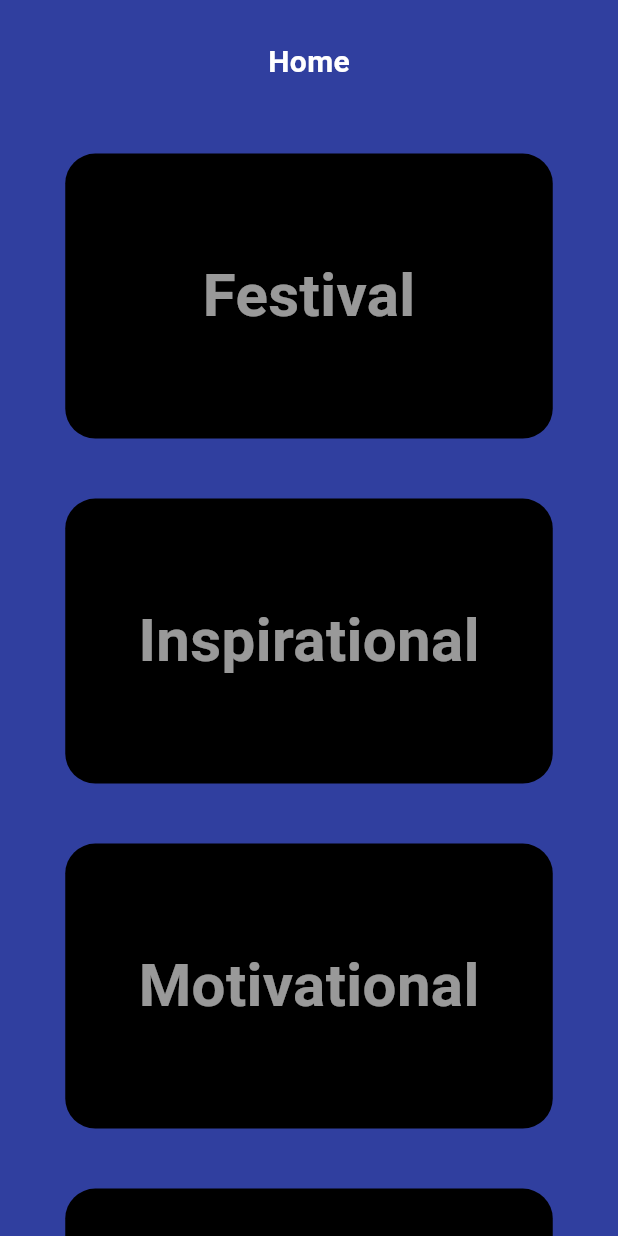
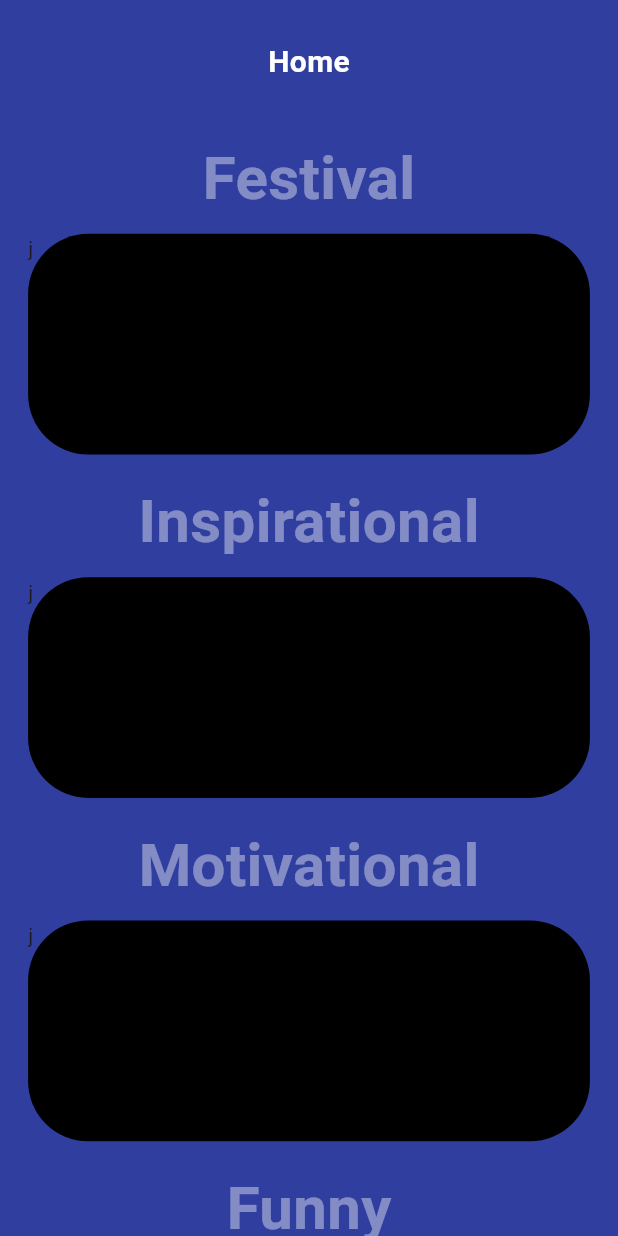
Before and after one commit to amishad7/QUOTESAPP_UI, a Flutter app: the screen it shows after launch, on a phone screen of 412 x 824 dp. Run offline on Flutter 3.47's test engine with Material 2 defaults, Android fonts, the phone set to English and light mode, and no system bars.

Commit message:
Home_Page

```diff
--- a/lib/main.dart
+++ b/lib/main.dart
@@ -1,6 +1,5 @@
 import 'package:flutter/material.dart';
 import 'package:word/pages/one.dart';
-import 'package:word/pages/two.dart';
 
 void main() {
   runApp(
@@ -9,7 +8,6 @@ void main() {
       theme: ThemeData(useMaterial3: true),
       routes: {
         '/': (ctx) => const Home_(),
-        'two': (ctx) => const data_(),
       },
     ),
   );
--- a/lib/pages/one.dart
+++ b/lib/pages/one.dart
@@ -1,4 +1,5 @@
 import 'package:flutter/material.dart';
+import 'package:word/Model/model.dart';
 import 'package:word/utils/Globals.dart';
 
 class Home_ extends StatefulWidget {
@@ -39,35 +40,49 @@ class _Home_State extends State<Home_> {
                     mainAxisAlignment: MainAxisAlignment.center,
                     children: [
                       ...Global.Data.map(
-                        (e) => GestureDetector(
-                          onTap: () {
-                            Navigator.pushNamed(context, 'two', arguments: e);
-                          },
-                          child: Container(
-                            height: 190,
-                            width: 325,
-                            margin: EdgeInsets.symmetric(vertical: 20),
-                            alignment: Alignment(0, 0),
-                            decoration: BoxDecoration(
-                              color: Colors.black,
-                              borderRadius: BorderRadius.circular(20),
-                              // image: DecorationImage(
-                              //   fit: BoxFit.cover,
-                              //   image: NetworkImage(
-                              //       "https://a.cdn-hotels.com/gdcs/production198/d134/685083f0-b96d-4a89-a694-f9fbaa9f44fa.jpg?impolicy=fcrop&w=800&h=533&q=medium"),
-                              // ),
+                        (e) {
+                          return Column(
+                            children: [
+                              Container(
+                                height:
+                                    MediaQuery.of(context).size.height / 3.6,
+                                width: MediaQuery.of(context).size.width / 1.1,
+                                //     margin: EdgeInsets.symmetric(vertical: 20),
+                                alignment: Alignment.topCenter,
+                                decoration: const BoxDecoration(
+                                  color: Colors.transparent,
                                 ),
-                            child: Text(
+                                child: Column(
+                                  mainAxisAlignment:
+                                      MainAxisAlignment.spaceEvenly,
+                                  children: [
+                                    Text(
                                       "${e['title']}",
                                       style: TextStyle(
                                         fontWeight: FontWeight.w600,
-                                color: Colors.white.withOpacity(0.6),
+                                        color: Colors.white.withOpacity(0.4),
                                         fontSize: 40,
                                       ),
                                     ),
+                                    Container(
+                                      height:
+                                          MediaQuery.of(context).size.height /
+                                              5.6,
+                                      width: MediaQuery.of(context).size.width /
+                                          1.1,
+                                      decoration: BoxDecoration(
+                                        color: Colors.black,
+                                        borderRadius: BorderRadius.circular(40),
+                                      ),
+                                      child: Text("j"),
+                                    ),
+                                  ],
                                 ),
                               ),
-                      ),
+                            ],
+                          );
+                        },
+                      ).toList(),
                     ],
                   ),
                 ),
--- a/lib/utils/Globals.dart
+++ b/lib/utils/Globals.dart
@@ -2,39 +2,39 @@ class Global {
   static List Data = [
     {
       'title': 'Festival',
-      'Quotes': {
       'id': 1,
-        'quote':
+      'quote': [
         "Wishing you a festival filled with laughter, good food, and great memories",
+        "Wishing you a festival filled with laughter, good food, and great memories",
+        "Wishing you a festival filled with laughter, good food, and great memories",
+      ],
       'author': 'Hidden',
-      },
     },
     {
       'title': 'Inspirational',
-      'Quotes': {
       'id': 1,
-        'quote':
+      'quote': [
         "Wishing you a festival filled with laughter, good food, and great memories",
+        "Wishing you a festival filled with laughter, good food, and great memories",
+        "Wishing you a festival filled with laughter, good food, and great memories",
+      ],
       'author': 'Hidden',
-      },
     },
     {
       'title': 'Motivational',
-      'Quotes': {
       'id': 1,
-        'quote':
+      'quote': [
         "Wishing you a festival filled with laughter, good food, and great memories",
+      ],
       'author': 'Hidden',
-      },
     },
     {
       'title': 'Funny',
-      'Quotes': {
       'id': 1,
-        'quote':
-            "Wishing you a festival filled with laughter, good food, and great memories",
+      'quote': [
+        "Wishing you a festival filled with laughter, good food, and great memories"
+      ],
       'author': 'Hidden',
-      },
     },
   ];
 }
```
Also changed, not shown: lib/pages/two.dart (deleted, +0 -43 lines). Lines whose indentation alone changed are shown as unchanged.
